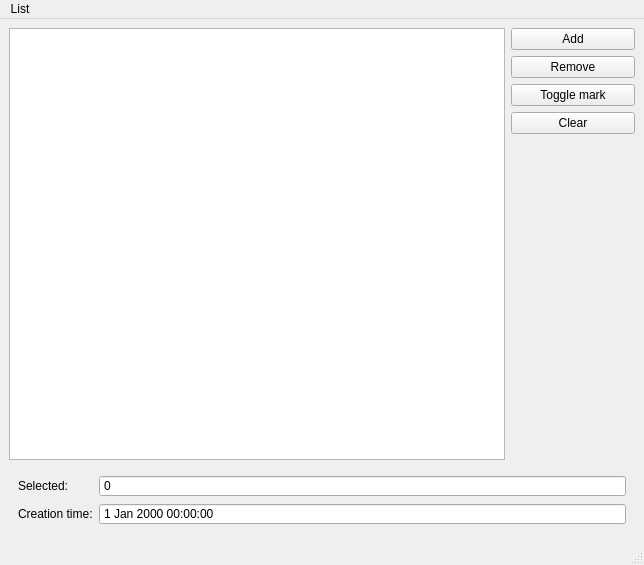
Qt form interface/main.ui (MatusGuy/tickathon) before a commit.
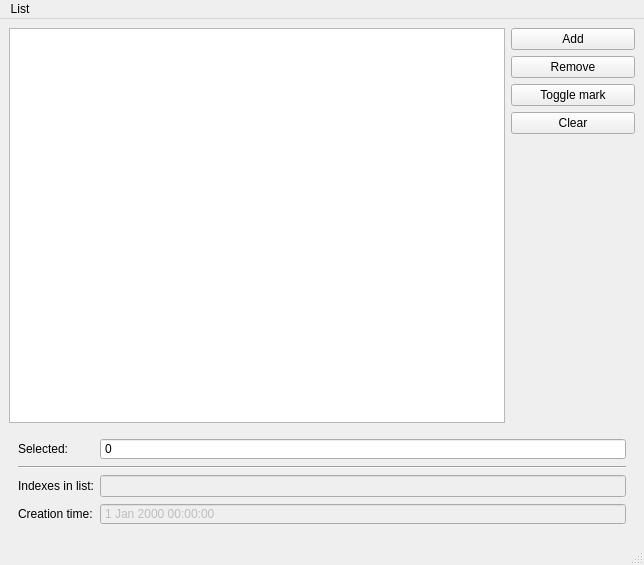
The same form after that commit. Icons and pictures are not drawn.

Commit message: WIP save items + remove items alt dialog

```diff
--- a/interface/main.ui
+++ b/interface/main.ui
@@ -161,13 +161,6 @@
     <item row="6" column="0" colspan="5">
      <widget class="QWidget" name="widget" native="true">
       <layout class="QGridLayout" name="gridLayout_2">
-       <item row="1" column="0">
-        <widget class="QLabel" name="CreationTimeLabel">
-         <property name="text">
-          <string>Creation time:</string>
-         </property>
-        </widget>
-       </item>
        <item row="0" column="0">
         <widget class="QLabel" name="SelectedLabel">
          <property name="sizePolicy">
@@ -181,8 +174,18 @@
          </property>
         </widget>
        </item>
-       <item row="1" column="1" colspan="2">
+       <item row="3" column="0">
+        <widget class="QLabel" name="CreationTimeLabel">
+         <property name="text">
+          <string>Creation time:</string>
+         </property>
+        </widget>
+       </item>
+       <item row="3" column="1" colspan="2">
         <widget class="QDateTimeEdit" name="ItemCreationTime">
+         <property name="enabled">
+          <bool>false</bool>
+         </property>
          <property name="readOnly">
           <bool>true</bool>
          </property>
@@ -204,6 +207,30 @@
          </property>
         </widget>
        </item>
+       <item row="1" column="0" colspan="3">
+        <widget class="Line" name="hSep1">
+         <property name="orientation">
+          <enum>Qt::Horizontal</enum>
+         </property>
+        </widget>
+       </item>
+       <item row="2" column="0">
+        <widget class="QLabel" name="IndexesLabel">
+         <property name="text">
+          <string>Indexes in list:</string>
+         </property>
+        </widget>
+       </item>
+       <item row="2" column="1" colspan="2">
+        <widget class="QLineEdit" name="IndexesOutput">
+         <property name="enabled">
+          <bool>false</bool>
+         </property>
+         <property name="readOnly">
+          <bool>true</bool>
+         </property>
+        </widget>
+       </item>
       </layout>
      </widget>
     </item>
```
The commit also changes 6 other files.
